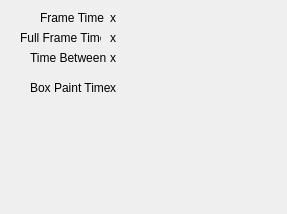
Qt form src/StatsWindow.ui (IDREsandbox/vsim) before a commit.
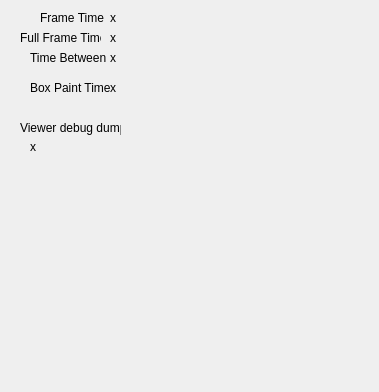
The same form after that commit.

```diff
--- a/src/StatsWindow.ui
+++ b/src/StatsWindow.ui
@@ -6,8 +6,8 @@
    <rect>
     <x>0</x>
     <y>0</y>
-    <width>287</width>
-    <height>214</height>
+    <width>379</width>
+    <height>392</height>
    </rect>
   </property>
   <property name="windowTitle">
@@ -117,6 +117,38 @@
     <string>x</string>
    </property>
   </widget>
+  <widget class="QLabel" name="label_5">
+   <property name="geometry">
+    <rect>
+     <x>20</x>
+     <y>120</y>
+     <width>101</width>
+     <height>16</height>
+    </rect>
+   </property>
+   <property name="text">
+    <string>Viewer debug dump:</string>
+   </property>
+  </widget>
+  <widget class="QLabel" name="debug_dump">
+   <property name="geometry">
+    <rect>
+     <x>30</x>
+     <y>140</y>
+     <width>101</width>
+     <height>141</height>
+    </rect>
+   </property>
+   <property name="text">
+    <string>x</string>
+   </property>
+   <property name="alignment">
+    <set>Qt::AlignLeading|Qt::AlignLeft|Qt::AlignTop</set>
+   </property>
+   <property name="wordWrap">
+    <bool>true</bool>
+   </property>
+  </widget>
  </widget>
  <resources/>
  <connections/>
```
